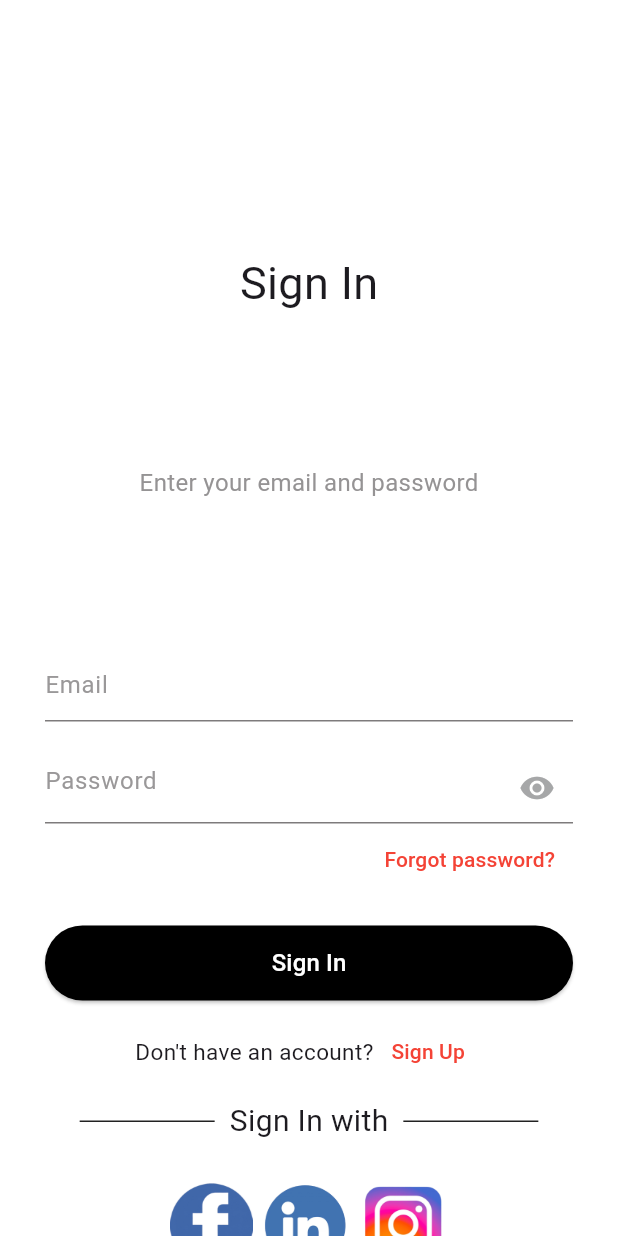
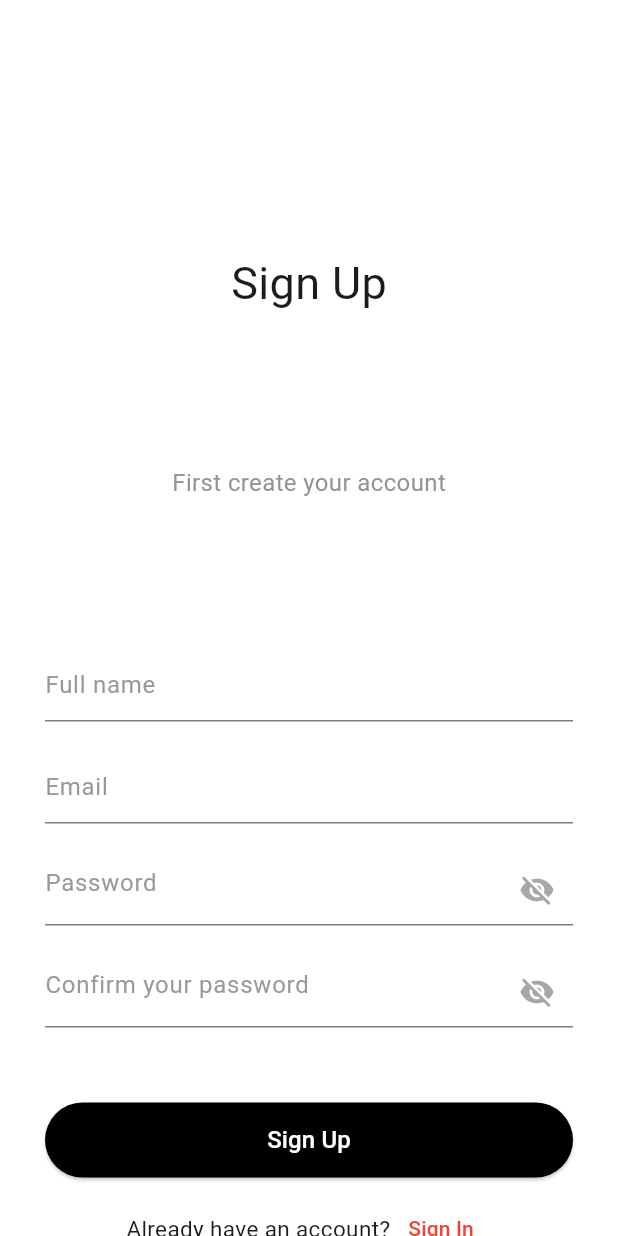
Before and after one commit to rafaeIpereira/SignIn_and_SignUp_Screens, a Flutter app: the screen it shows after launch, after a tap on "Sign Up", on a phone screen of 412 x 824 dp. Run offline on Flutter 3.47's test engine with Material 3 defaults, Android fonts, the phone set to English and light mode, and no system bars.

Commit message:
SignUp Updated

```diff
--- a/lib/main.dart
+++ b/lib/main.dart
@@ -1,5 +1,7 @@
 import 'package:flutter/material.dart';
 import 'package:flutter_first_project/sign_in.dart';
+// import 'package:flutter_first_project/sign_in.dart';
+// import 'package:flutter_first_project/sign_up.dart';
 
 void main() {
   runApp(const MyApp());
--- a/lib/sign_in.dart
+++ b/lib/sign_in.dart
@@ -1,4 +1,5 @@
 import 'package:flutter/material.dart';
+import 'package:flutter_first_project/sign_up.dart';
 
 class LoginPage extends StatefulWidget {
   const LoginPage({super.key});
@@ -66,7 +67,7 @@ class _LoginPageState extends State<LoginPage> {
                           BorderSide(color: Color.fromRGBO(168, 166, 167, 1)),
                     ),
                     suffixIcon: Icon(
-                      Icons.visibility,
+                      Icons.visibility_off,
                       color: Color.fromRGBO(166, 167, 168, 1),
                     )),
               ),
@@ -108,7 +109,12 @@ class _LoginPageState extends State<LoginPage> {
                   TextButton(
                     child: const Text("Sign Up",
                         style: TextStyle(color: Colors.red)),
-                    onPressed: () {},
+                    onPressed: () {
+                       Navigator.push(
+                          context,
+                          MaterialPageRoute(
+                              builder: (context) => const SignUpPage()));
+                    },
                   )
                 ],
               ),
--- a/lib/sign_up.dart
+++ b/lib/sign_up.dart
@@ -0,0 +1,154 @@
+import 'package:flutter/material.dart';
+
+class SignUpPage extends StatefulWidget {
+  const SignUpPage({super.key});
+
+  @override
+  State<SignUpPage> createState() => _SignUpPageState();
+}
+
+class _SignUpPageState extends State<SignUpPage> {
+  @override
+  Widget build(BuildContext context) {
+    return Scaffold(
+      backgroundColor: Colors.white,
+      body: Padding(
+        padding: const EdgeInsets.only(top: 167, left: 30, right: 30),
+        child: Center(
+          child: Column(
+            children: [
+              const Text(
+                "Sign Up",
+                style: TextStyle(fontSize: 30),
+              ),
+              const SizedBox(
+                height: 100,
+              ),
+              const Text(
+                "First create your account",
+                style: TextStyle(
+                    fontSize: 16, color: Color.fromRGBO(149, 147, 148, 1)),
+              ),
+              const SizedBox(
+                height: 100,
+              ),
+              const TextField(
+                keyboardType: TextInputType.emailAddress,
+                decoration: InputDecoration(
+                  hintText: "Full name",
+                  hintStyle: TextStyle(color: Color.fromRGBO(154, 152, 153, 1)),
+                  enabledBorder: UnderlineInputBorder(
+                    borderSide:
+                        BorderSide(color: Color.fromRGBO(126, 123, 124, 1)),
+                  ),
+                  focusedBorder: UnderlineInputBorder(
+                    borderSide:
+                        BorderSide(color: Color.fromRGBO(168, 166, 167, 1)),
+                  ),
+                ),
+              ),
+              const SizedBox(
+                height: 20,
+              ),
+              const TextField(
+                keyboardType: TextInputType.emailAddress,
+                decoration: InputDecoration(
+                  hintText: "Email",
+                  hintStyle: TextStyle(color: Color.fromRGBO(154, 152, 153, 1)),
+                  enabledBorder: UnderlineInputBorder(
+                    borderSide:
+                        BorderSide(color: Color.fromRGBO(126, 123, 124, 1)),
+                  ),
+                  focusedBorder: UnderlineInputBorder(
+                    borderSide:
+                        BorderSide(color: Color.fromRGBO(168, 166, 167, 1)),
+                  ),
+                ),
+              ),
+              const SizedBox(
+                height: 20,
+              ),
+              const TextField(
+                obscureText: true,
+                keyboardType: TextInputType.visiblePassword,
+                decoration: InputDecoration(
+                    hintText: "Password",
+                    hintStyle:
+                        TextStyle(color: Color.fromRGBO(154, 152, 153, 1)),
+                    enabledBorder: UnderlineInputBorder(
+                      borderSide:
+                          BorderSide(color: Color.fromRGBO(126, 123, 124, 1)),
+                    ),
+                    focusedBorder: UnderlineInputBorder(
+                      borderSide:
+                          BorderSide(color: Color.fromRGBO(168, 166, 167, 1)),
+                    ),
+                    suffixIcon: Icon(
+                      Icons.visibility_off,
+                      color: Color.fromRGBO(166, 167, 168, 1),
+                    )),
+              ),
+              const SizedBox(height: 20),
+              const TextField(
+                obscureText: true,
+                keyboardType: TextInputType.visiblePassword,
+                decoration: InputDecoration(
+                    hintText: "Confirm your password",
+                    hintStyle:
+                        TextStyle(color: Color.fromRGBO(154, 152, 153, 1)),
+                    enabledBorder: UnderlineInputBorder(
+                      borderSide:
+                          BorderSide(color: Color.fromRGBO(126, 123, 124, 1)),
+                    ),
+                    focusedBorder: UnderlineInputBorder(
+                      borderSide:
+                          BorderSide(color: Color.fromRGBO(168, 166, 167, 1)),
+                    ),
+                    suffixIcon: Icon(
+                      Icons.visibility_off,
+                      color: Color.fromRGBO(166, 167, 168, 1),
+                    )),
+              ),
+              const SizedBox(
+                height: 50,
+              ),
+              ElevatedButton(
+                style: ElevatedButton.styleFrom(
+                    foregroundColor: Colors.white,
+                    backgroundColor: Colors.black,
+                    fixedSize: const Size(380, 50)),
+                onPressed: () {},
+                child: const Text(
+                  "Sign Up",
+                  style: TextStyle(fontSize: 16),
+                ),
+              ),
+              const SizedBox(
+                height: 10,
+              ),
+              Row(
+                mainAxisAlignment: MainAxisAlignment.center,
+                children: [
+                  const Text(
+                    "Already have an account?",
+                    style: TextStyle(fontSize: 15),
+                  ),
+                  TextButton(
+                    child: const Text("Sign In",
+                        style: TextStyle(color: Colors.red)),
+                    onPressed: () {
+                      Navigator.pop(context);
+                    },
+                  )
+                ],
+              ),
+              const SizedBox(
+                height: 8,
+              ),
+            ],
+          ),
+        ),
+      ),
+    );
+  }
+}
```
